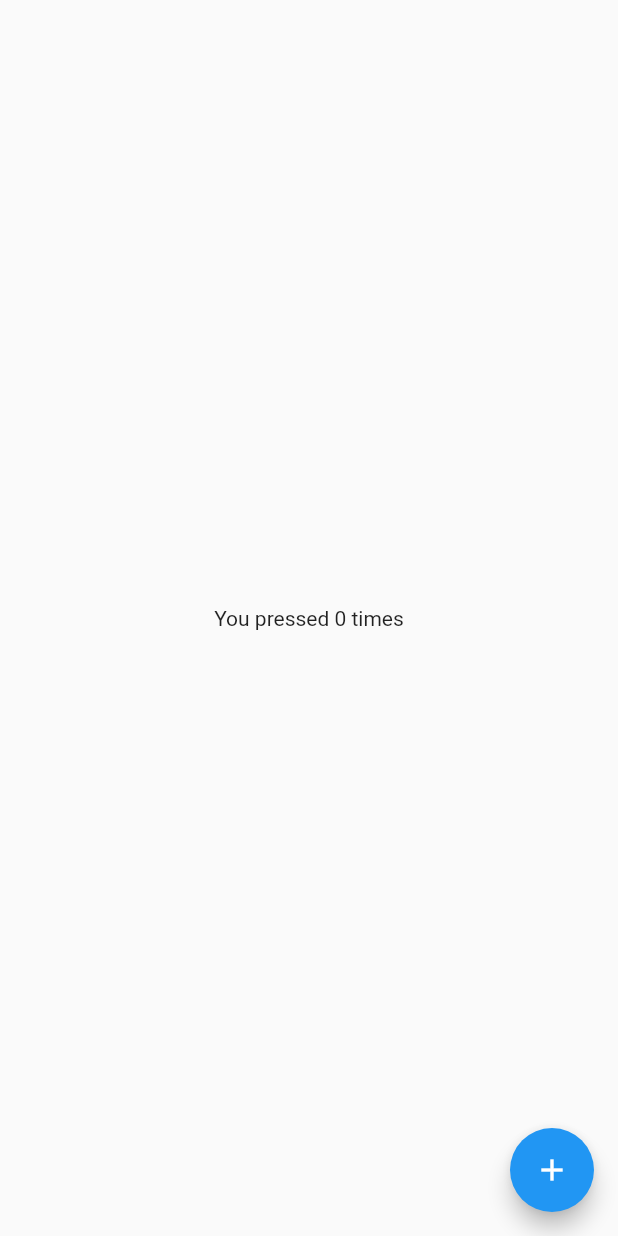
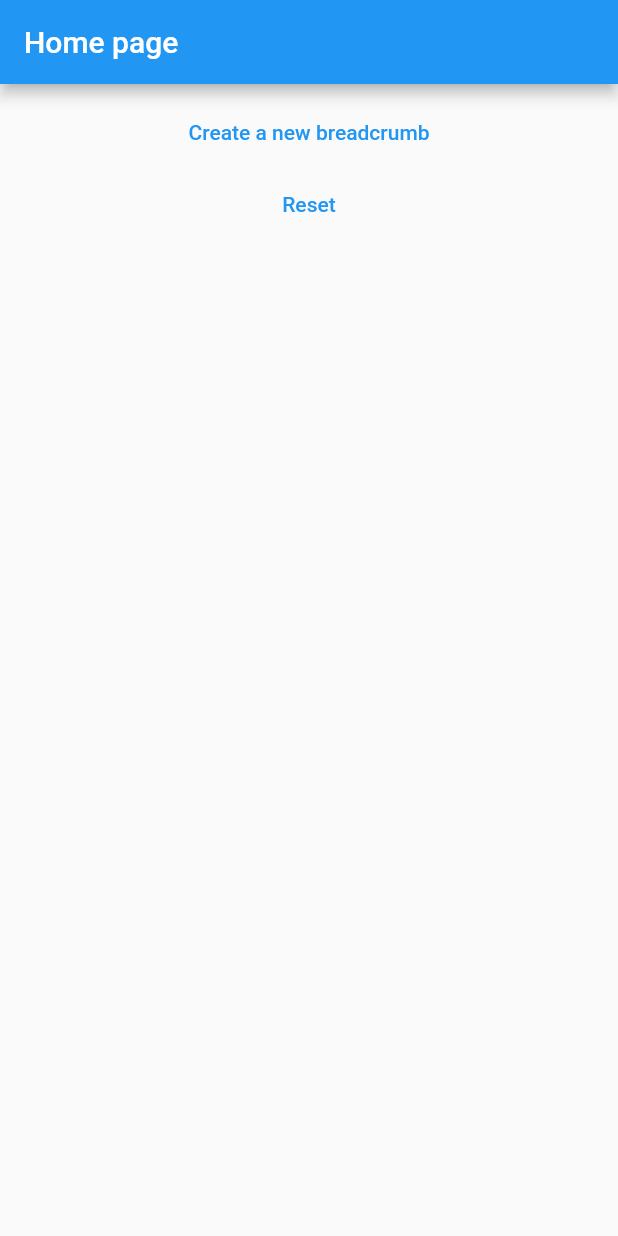
Before and after one commit to foxtrotravi/provider_tutorial, a Flutter app: the screen it shows after launch, on a phone screen of 412 x 824 dp. Run offline on Flutter 3.47's test engine with Material 2 defaults, Android fonts, the phone set to English and light mode, and no system bars.

Commit message:
Create a breadcrumbs project with MultiProvider, ChangeNotifierProvider & make use of Provide.of() & context.read methods

```diff
--- /dev/null
+++ b/lib/change_notifiers/bread_crumb_provider.dart
@@ -0,0 +1,40 @@
+import 'dart:collection';
+
+import 'package:flutter/material.dart';
+
+class BreadCrumbProvider extends ChangeNotifier {
+  final List<BreadCrumb> _breadCrumbs = [];
+  UnmodifiableListView<BreadCrumb> get items =>
+      UnmodifiableListView(_breadCrumbs);
+
+  void add(BreadCrumb newBreadCrumb) {
+    for (final breadCrumb in _breadCrumbs) {
+      breadCrumb.activate();
+    }
+    _breadCrumbs.add(newBreadCrumb);
+    notifyListeners();
+  }
+
+  void reset() {
+    _breadCrumbs.clear();
+    notifyListeners();
+  }
+}
+
+class BreadCrumb {
+  final String _title;
+  bool _isActive;
+
+  BreadCrumb({
+    required String title,
+    required bool isActive,
+  })  : _title = title,
+        _isActive = isActive;
+
+  void activate() {
+    _isActive = true;
+  }
+
+  String get title => _title;
+  bool get isActive => _isActive;
+}
--- a/lib/change_notifiers/counter_model.dart
+++ /dev/null
@@ -1,13 +0,0 @@
-import 'package:flutter/material.dart';
-
-class CounterModel extends ChangeNotifier {
-  int _count;
-  CounterModel(this._count);
-
-  int get count => _count;
-
-  void increment() {
-    _count++;
-    notifyListeners();
-  }
-}
--- /dev/null
+++ b/lib/home_page.dart
@@ -0,0 +1,57 @@
+import 'package:flutter/material.dart';
+import 'package:provider/provider.dart';
+import 'package:provider_tutorial/bread_crumb_page.dart';
+import 'package:provider_tutorial/change_notifiers/bread_crumb_provider.dart';
+
+class HomePage extends StatelessWidget {
+  const HomePage({super.key});
+
+  @override
+  Widget build(BuildContext context) {
+    return Scaffold(
+      appBar: AppBar(
+        title: const Text('Home page'),
+      ),
+      body: Padding(
+        padding: const EdgeInsets.all(8.0),
+        child: Column(
+          children: [
+            Consumer<BreadCrumbProvider>(
+              builder: (context, value, child) {
+                return Wrap(
+                  children: value.items.map((e) {
+                    return Text(
+                      e.title + (e.isActive ? ' > ' : ''),
+                      style: TextStyle(
+                        color: e.isActive ? Colors.blue : Colors.black,
+                      ),
+                    );
+                  }).toList(),
+                );
+              },
+            ),
+            Center(
+              child: TextButton(
+                onPressed: () {
+                  Navigator.of(context).push(
+                    MaterialPageRoute(
+                      builder: (BuildContext context) =>
+                          const CreateBreadCrumbPage(),
+                    ),
+                  );
+                },
+                child: const Text('Create a new breadcrumb'),
+              ),
+            ),
+            TextButton(
+              onPressed: () {
+                context.read<BreadCrumbProvider>().reset();
+              },
+              child: const Text('Reset'),
+            ),
+          ],
+        ),
+      ),
+    );
+  }
+}
--- a/lib/main.dart
+++ b/lib/main.dart
@@ -1,50 +1,28 @@
 import 'package:flutter/material.dart';
 import 'package:provider/provider.dart';
-import 'package:provider_tutorial/change_notifiers/counter_model.dart';
+import 'package:provider_tutorial/change_notifiers/bread_crumb_provider.dart';
+import 'package:provider_tutorial/home_page.dart';
 
 void main() {
   runApp(
     MultiProvider(
       providers: [
         ChangeNotifierProvider(
-          create: (context) => CounterModel(0),
-        ),
-        ProxyProvider<CounterModel, Translation>(
-          update: (context, counterModel, translation) =>
-              Translation('You pressed ${counterModel.count} times'),
+          create: (context) => BreadCrumbProvider(),
         ),
       ],
-      child: const MainApp(),
+      child: const AppWidget(),
     ),
   );
 }
 
-class MainApp extends StatelessWidget {
-  const MainApp({super.key});
+class AppWidget extends StatelessWidget {
+  const AppWidget({super.key});
 
   @override
   Widget build(BuildContext context) {
-    return MaterialApp(
-      debugShowCheckedModeBanner: false,
-      home: Scaffold(
-        body: Center(
-          child: Text(
-            Provider.of<Translation>(context).text,
-          ),
-        ),
-        floatingActionButton: FloatingActionButton(
-          onPressed: () {
-            Provider.of<CounterModel>(context, listen: false).increment();
-          },
-          child: const Icon(Icons.add),
-        ),
-      ),
+    return const MaterialApp(
+      home: HomePage(),
     );
   }
 }
-
-class Translation {
-  final String _text;
-  const Translation(this._text);
-  String get text => _text;
-}
```
Also changed, not shown: lib/bread_crumb_page.dart (added, +70 -0 lines).
